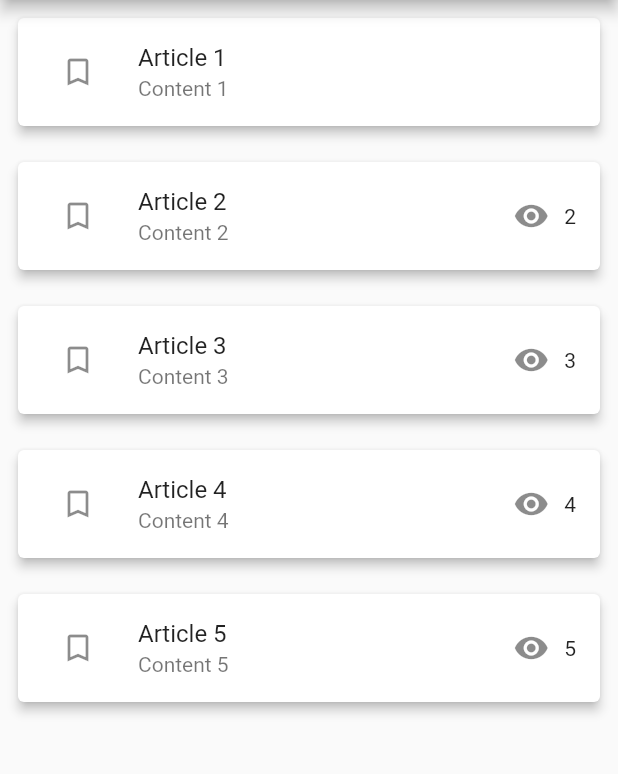
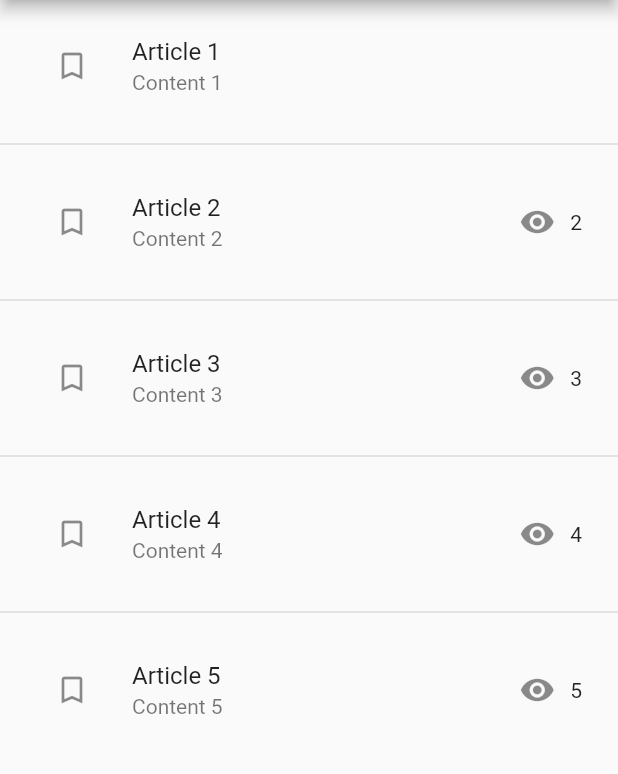
Before and after one commit to PawelBijok/flutter_bloc_learning, a Flutter app: the screen it shows after launch, on a phone screen of 412 x 824 dp, the part 84-858 px from its top. Run offline on Flutter 3.47's test engine with Material 2 defaults, Android fonts, the phone set to English and light mode, and no system bars; our stand-ins replace beamer, bloc, equatable, faker, flutter_bloc, flutter_lorem and 1 more; generated files the repository leaves out were written again.

Commit message:
list tile changes

```diff
--- a/lib/presentation/home/widgets/article_item.dart
+++ b/lib/presentation/home/widgets/article_item.dart
@@ -13,8 +13,6 @@ class ArticleItem extends StatelessWidget {
   Widget build(BuildContext context) {
     return Padding(
       padding: const EdgeInsets.all(8.0),
-      child: Card(
-        elevation: 3,
       child: ListTile(
         onTap: () {
           Beamer.of(context)
@@ -46,7 +44,6 @@ class ArticleItem extends StatelessWidget {
               )
             : null,
       ),
-      ),
     );
   }
 }
--- a/lib/presentation/home/widgets/articles_list.dart
+++ b/lib/presentation/home/widgets/articles_list.dart
@@ -9,12 +9,15 @@ class ArticlesList extends StatelessWidget {
 
   @override
   Widget build(BuildContext context) {
-    return ListView.builder(
+    return ListView.separated(
       itemCount: articles.length,
       itemBuilder: (context, index) {
         final Article article = articles[index];
         return ArticleItem(article);
       },
+      separatorBuilder: (context, index) => const Divider(
+        thickness: 1,
+      ),
     );
   }
 }
```
Also changed, not shown: 1 other file. Lines whose indentation alone changed are shown as unchanged.
